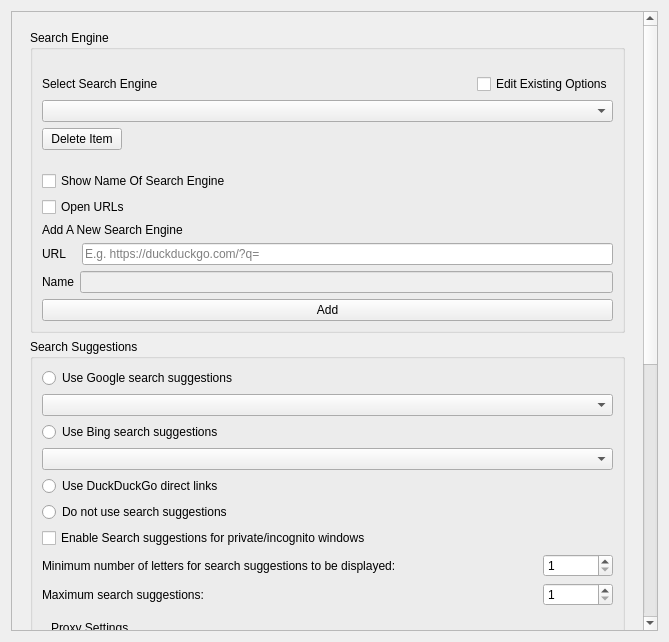
Before: the Qt Designer form src/config/quick_web_shortcuts_config.ui in alex1701c/QuickWebShortcuts, drawn with Qt 5.
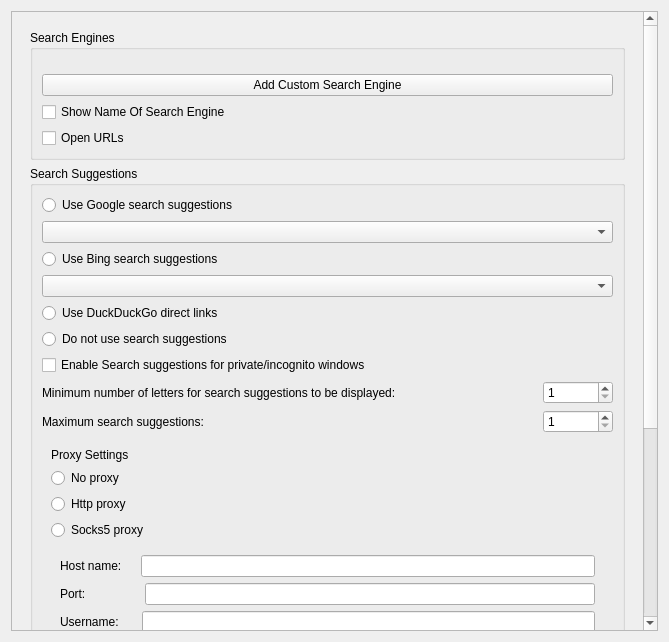
After: the same form once the commit is applied. Icons and pictures are not drawn.

Commit message: Start rewriting search engine settings of config dialog

The edit to the form file:
```diff
--- a/src/config/quick_web_shortcuts_config.ui
+++ b/src/config/quick_web_shortcuts_config.ui
@@ -27,9 +27,9 @@
       <property name="geometry">
        <rect>
         <x>0</x>
-        <y>-638</y>
+        <y>0</y>
         <width>633</width>
-        <height>1264</height>
+        <height>1044</height>
        </rect>
       </property>
       <layout class="QGridLayout" name="gridLayout_2">
@@ -48,106 +48,23 @@
           <enum>Qt::LeftToRight</enum>
          </property>
          <layout class="QGridLayout" name="gridLayout">
-          <item row="0" column="0">
-           <widget class="QGroupBox" name="groupBoxSearch">
+          <item row="2" column="0">
+           <widget class="QGroupBox" name="groupBoxHistory">
             <property name="sizePolicy">
-             <sizepolicy hsizetype="Expanding" vsizetype="Preferred">
+             <sizepolicy hsizetype="Preferred" vsizetype="Expanding">
               <horstretch>0</horstretch>
               <verstretch>0</verstretch>
              </sizepolicy>
             </property>
             <property name="title">
-             <string>Search Engine</string>
+             <string>Clear History</string>
             </property>
-            <property name="flat">
+            <property name="checkable">
              <bool>false</bool>
             </property>
-            <layout class="QFormLayout" name="formLayout">
-             <item row="1" column="0" colspan="2">
-              <layout class="QVBoxLayout" name="verticalLayout_5">
-               <property name="topMargin">
-                <number>15</number>
-               </property>
-               <item>
-                <widget class="QCheckBox" name="showSearchEngineName">
-                 <property name="text">
-                  <string>Show Name Of Search Engine</string>
-                 </property>
-                </widget>
-               </item>
-               <item>
-                <widget class="QCheckBox" name="openURLS">
-                 <property name="text">
-                  <string>Open URLs</string>
-                 </property>
-                </widget>
-               </item>
-               <item>
-                <widget class="QLabel" name="label">
-                 <property name="text">
-                  <string>Add A New Search Engine</string>
-                 </property>
-                </widget>
-               </item>
-               <item>
-                <layout class="QHBoxLayout" name="horizontalLayout_2">
-                 <item>
-                  <widget class="QLabel" name="searchEngineURLLabel">
-                   <property name="text">
-                    <string>URL   </string>
-                   </property>
-                  </widget>
-                 </item>
-                 <item>
-                  <widget class="QLineEdit" name="searchEngineURL">
-                   <property name="sizePolicy">
-                    <sizepolicy hsizetype="Expanding" vsizetype="Fixed">
-                     <horstretch>0</horstretch>
-                     <verstretch>0</verstretch>
-                    </sizepolicy>
-                   </property>
-                   <property name="placeholderText">
-                    <string>E.g. https://duckduckgo.com/?q=</string>
-                   </property>
-                  </widget>
-                 </item>
-                </layout>
-               </item>
-               <item>
-                <layout class="QHBoxLayout" name="horizontalLayout">
-                 <item>
-                  <widget class="QLabel" name="searchEngineNameLabel">
-                   <property name="text">
-                    <string>Name</string>
-                   </property>
-                  </widget>
-                 </item>
-                 <item>
-                  <widget class="QLineEdit" name="searchEngineName">
-                   <property name="enabled">
-                    <bool>false</bool>
-                   </property>
-                   <property name="sizePolicy">
-                    <sizepolicy hsizetype="Expanding" vsizetype="Fixed">
-                     <horstretch>0</horstretch>
-                     <verstretch>0</verstretch>
-                    </sizepolicy>
-                   </property>
-                  </widget>
-                 </item>
-                </layout>
-               </item>
-               <item>
-                <widget class="QPushButton" name="addSearchEngine">
-                 <property name="text">
-                  <string>Add</string>
-                 </property>
-                </widget>
-               </item>
-              </layout>
-             </item>
-             <item row="0" column="0" colspan="2">
-              <layout class="QVBoxLayout" name="verticalLayout_3">
+            <layout class="QGridLayout" name="gridLayout_3">
+             <item row="0" column="0">
+              <layout class="QVBoxLayout" name="verticalLayout_2">
                <property name="sizeConstraint">
                 <enum>QLayout::SetDefaultConstraint</enum>
                </property>
@@ -155,69 +72,23 @@
                 <number>15</number>
                </property>
                <item>
-                <layout class="QHBoxLayout" name="horizontalLayout_3">
-                 <item>
-                  <widget class="QLabel" name="searchEnginesLabel">
-                   <property name="text">
-                    <string>Select Search Engine  </string>
-                   </property>
-                  </widget>
-                 </item>
-                 <item>
-                  <spacer name="horizontalSpacer">
-                   <property name="orientation">
-                    <enum>Qt::Horizontal</enum>
-                   </property>
-                   <property name="sizeHint" stdset="0">
-                    <size>
-                     <width>40</width>
-                     <height>20</height>
-                    </size>
-                   </property>
-                  </spacer>
-                 </item>
-                 <item>
-                  <widget class="QCheckBox" name="searchEnginesEditable">
-                   <property name="text">
-                    <string>Edit Existing Options</string>
-                   </property>
-                  </widget>
-                 </item>
-                </layout>
+                <widget class="QRadioButton" name="historyAll">
+                 <property name="text">
+                  <string>Clear all Web Shortcuts</string>
+                 </property>
+                </widget>
                </item>
                <item>
-                <widget class="QComboBox" name="searchEngines">
-                 <property name="sizePolicy">
-                  <sizepolicy hsizetype="MinimumExpanding" vsizetype="Preferred">
-                   <horstretch>0</horstretch>
-                   <verstretch>0</verstretch>
-                  </sizepolicy>
+                <widget class="QRadioButton" name="historyQuick">
+                 <property name="text">
+                  <string>Clear only Quick Web Shortcuts</string>
                  </property>
-                 <property name="minimumSize">
-                  <size>
-                   <width>0</width>
-                   <height>0</height>
-                  </size>
-                 </property>
-                 <property name="focusPolicy">
-                  <enum>Qt::NoFocus</enum>
-                 </property>
-                 <property name="editable">
-                  <bool>false</bool>
-                 </property>
-                 <property name="insertPolicy">
-                  <enum>QComboBox::NoInsert</enum>
-                 </property>
                 </widget>
                </item>
-               <item alignment="Qt::AlignLeft">
-                <widget class="QPushButton" name="deleteButton">
+               <item>
+                <widget class="QRadioButton" name="historyNotClear">
                  <property name="text">
-                  <string>Delete Item</string>
-                 </property>
-                 <property name="icon">
-                  <iconset theme="delete">
-                   <normaloff>.</normaloff>.</iconset>
+                  <string>Do not clear</string>
                  </property>
                 </widget>
                </item>
@@ -483,52 +354,56 @@
             </layout>
            </widget>
           </item>
-          <item row="2" column="0">
-           <widget class="QGroupBox" name="groupBoxHistory">
+          <item row="0" column="0">
+           <widget class="QGroupBox" name="groupBoxSearch">
             <property name="sizePolicy">
-             <sizepolicy hsizetype="Preferred" vsizetype="Expanding">
+             <sizepolicy hsizetype="Expanding" vsizetype="Preferred">
               <horstretch>0</horstretch>
               <verstretch>0</verstretch>
              </sizepolicy>
             </property>
             <property name="title">
-             <string>Clear History</string>
+             <string>Search Engines</string>
             </property>
-            <property name="checkable">
+            <property name="flat">
              <bool>false</bool>
             </property>
-            <layout class="QGridLayout" name="gridLayout_3">
-             <item row="0" column="0">
-              <layout class="QVBoxLayout" name="verticalLayout_2">
-               <property name="sizeConstraint">
-                <enum>QLayout::SetDefaultConstraint</enum>
-               </property>
+            <layout class="QVBoxLayout" name="verticalLayout_3">
+             <item>
+              <layout class="QVBoxLayout" name="verticalLayout_5">
                <property name="topMargin">
                 <number>15</number>
                </property>
                <item>
-                <widget class="QRadioButton" name="historyAll">
-                 <property name="text">
-                  <string>Clear all Web Shortcuts</string>
+                <layout class="QVBoxLayout" name="browserItemLayout">
+                 <property name="spacing">
+                  <number>0</number>
                  </property>
-                </widget>
-               </item>
-               <item>
-                <widget class="QRadioButton" name="historyQuick">
-                 <property name="text">
-                  <string>Clear only Quick Web Shortcuts</string>
-                 </property>
-                </widget>
-               </item>
-               <item>
-                <widget class="QRadioButton" name="historyNotClear">
-                 <property name="text">
-                  <string>Do not clear</string>
-                 </property>
-                </widget>
+                </layout>
                </item>
               </layout>
              </item>
+             <item>
+              <widget class="QPushButton" name="addSearchEngine">
+               <property name="text">
+                <string>Add Custom Search Engine</string>
+               </property>
+              </widget>
+             </item>
+             <item>
+              <widget class="QCheckBox" name="showSearchEngineName">
+               <property name="text">
+                <string>Show Name Of Search Engine</string>
+               </property>
+              </widget>
+             </item>
+             <item>
+              <widget class="QCheckBox" name="openURLS">
+               <property name="text">
+                <string>Open URLs</string>
+               </property>
+              </widget>
+             </item>
             </layout>
            </widget>
           </item>
```
The commit also changes 5 other files.
